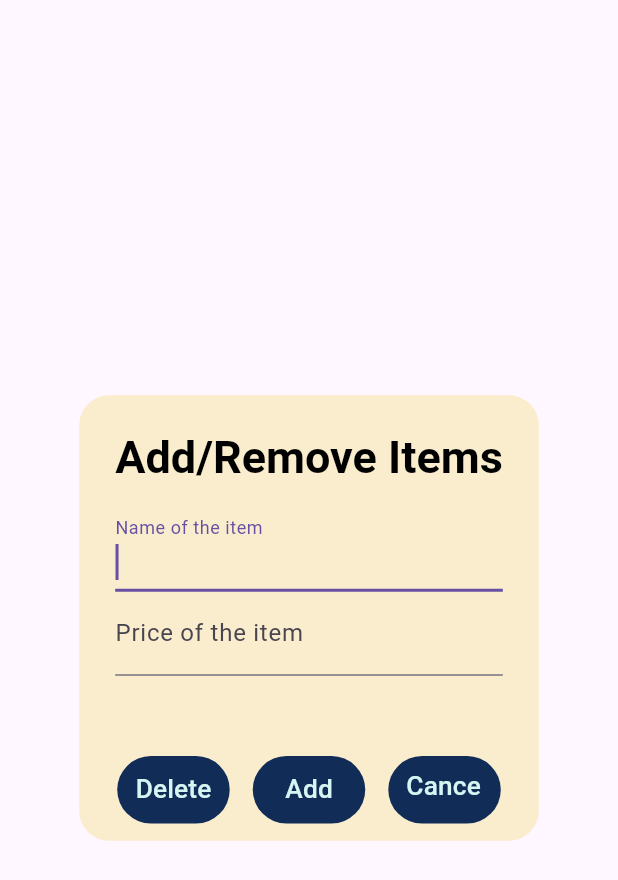
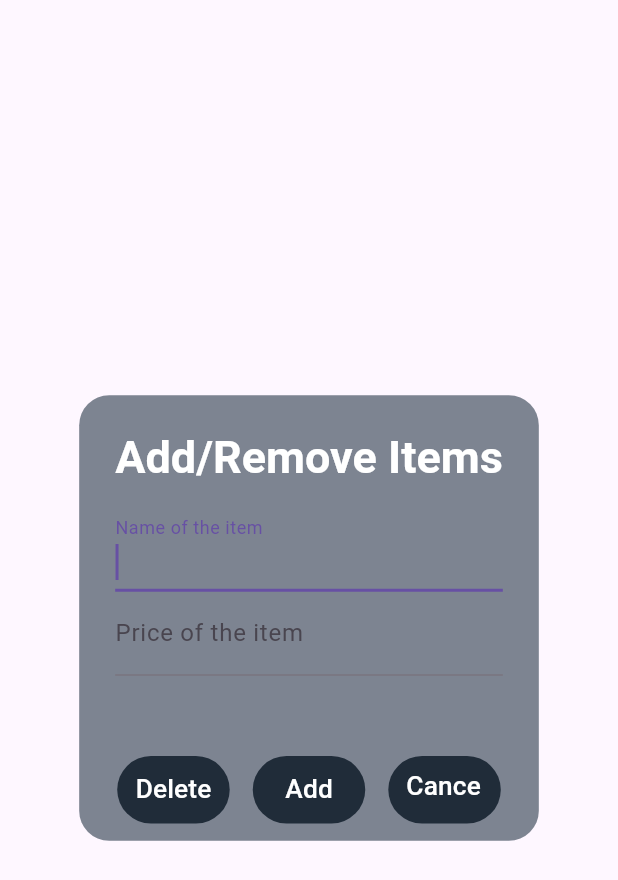
Before and after one commit to dave-nagib/CalcAway, a Flutter app: the EditListDialog widget shown alone on an empty page, opened directly with empty values, on a phone screen of 412 x 824 dp. Shown: the top 880 px of the screen. Run offline on Flutter 3.47's test engine with Material 3 defaults, Android fonts, the phone set to English and light mode, and no system bars; our stand-ins replace shared_preferences; accounts and stored records are empty.

Commit message:
Palette, Fonts, and Title Bar Changes
Updated the overall aesthetic of the application to fit a generic calculator app.

```diff
--- a/lib/edit_list_dialog.dart
+++ b/lib/edit_list_dialog.dart
@@ -12,12 +12,12 @@ class EditListDialog extends StatelessWidget {
   Widget build(BuildContext context) {
     return AlertDialog(
       shape: RoundedRectangleBorder(borderRadius: BorderRadius.circular(20.0)),
-      backgroundColor: const Color(0xFFFAEDCD),
+      backgroundColor: const Color(0xFF7D8491),
       title: const Center(child: Text('Add/Remove Items')),
       titleTextStyle: const TextStyle(
         fontSize: 30.0,
         fontWeight: FontWeight.bold,
-        color: Colors.black,
+        color: Color(0xFFFFFFFF),
       ),
       content: SizedBox(
         height: 130.0,
@@ -67,8 +67,8 @@ class EditListDialog extends StatelessWidget {
             },
             style: TextButton.styleFrom(
               fixedSize: const Size(75.0, 45.0),
-              foregroundColor: const Color(0xFFD6F5F3),
-              backgroundColor: const Color(0xFF102C57)
+              foregroundColor: const Color(0xFFFFFFFF),
+              backgroundColor: const Color(0xFF202C39)
             ),
             child: const Text(
               'Delete',
@@ -104,8 +104,8 @@ class EditListDialog extends StatelessWidget {
             },
             style: TextButton.styleFrom(
               fixedSize: const Size(75.0, 45.0),
-              foregroundColor: const Color(0xFFD6F5F3),
-              backgroundColor: const Color(0xFF102C57)
+                foregroundColor: const Color(0xFFFFFFFF),
+                backgroundColor: const Color(0xFF202C39)
             ),
             child: const Text(
               'Add',
@@ -121,8 +121,8 @@ class EditListDialog extends StatelessWidget {
           },
           style: TextButton.styleFrom(
             fixedSize: const Size(75.0, 45.0),
-            foregroundColor: const Color(0xFFD6F5F3),
-            backgroundColor: const Color(0xFF102C57)
+              foregroundColor: const Color(0xFFFFFFFF),
+              backgroundColor: const Color(0xFF202C39)
           ),
           child: const Text(
             'Cancel',
--- a/lib/receipt_widget.dart
+++ b/lib/receipt_widget.dart
@@ -9,12 +9,12 @@ class ReceiptWidget extends StatelessWidget {
   @override
   Widget build(BuildContext context) {
     return Container(
-      color: const Color(0xFFD5B390),
+      color: const Color(0xFF7D8491),
       child: Column(
         children: [
           AppBar(
             toolbarHeight: 65.0,
-            backgroundColor: const Color(0xFF3C2317),
+            backgroundColor: const Color(0xFF202C39),
             centerTitle: true,
             title: Text(
               'Total: ${receipt.totalCost()}',
```
Also changed, not shown: lib/item_count_widget.dart (+8 -8 lines), lib/main.dart (+25 -14 lines), pubspec.yaml (+6 -7 lines), assets/images/calcaway-logo.png (added), fonts/REM-Regular.ttf (added), fonts/SairaCondensed-Regular.ttf (added), fonts/SairaCondensed-SemiBold.ttf (added).
